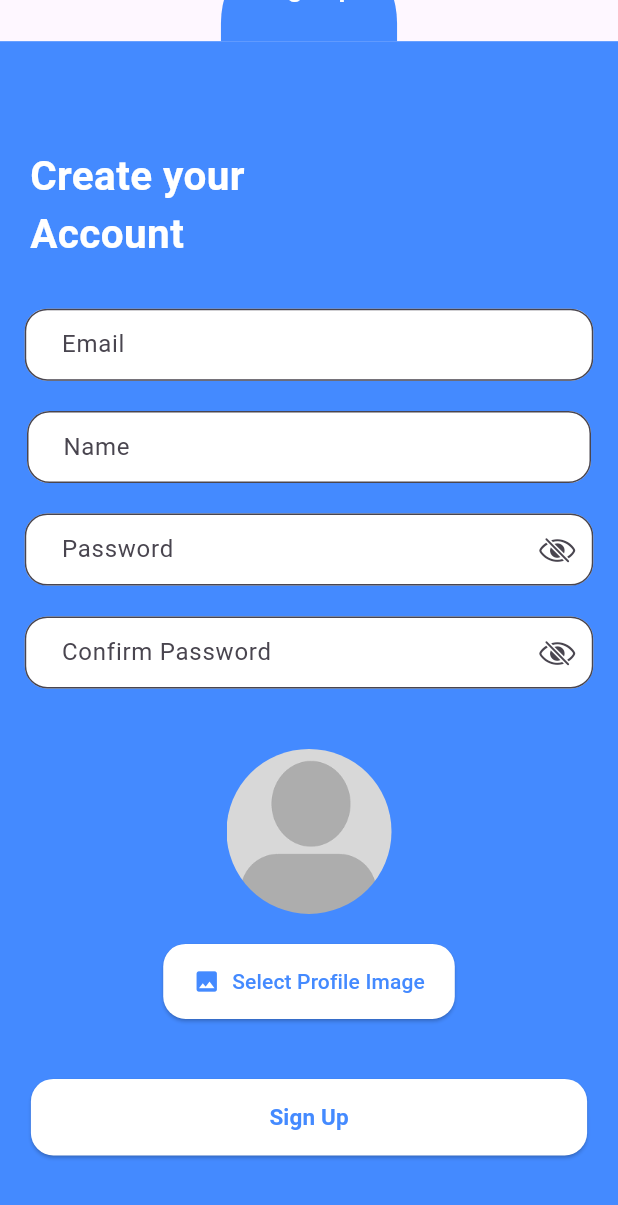
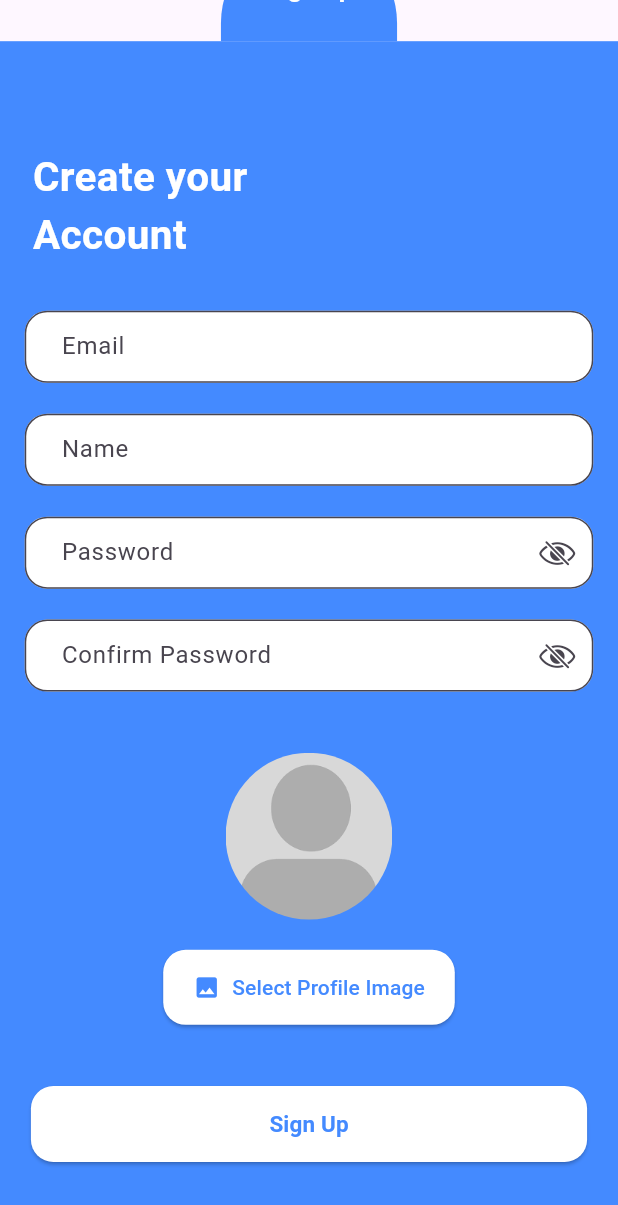
Before and after one commit to L4XB/movissance_movie_discovery, a Flutter app: the screen it shows after launch, scrolled down 576 dp, on a phone screen of 412 x 824 dp. Shown: the top 1205 px of the screen. Run offline on Flutter 3.47's test engine with Material 3 defaults, Android fonts, the phone set to English and light mode, and no system bars; our stand-ins replace auto_size_text, bloc, dio, firebase_auth, firebase_core, firebase_messaging and 8 more; accounts and stored records are empty.

Commit message:
refactoring: made signup screen responsible

```diff
--- a/lib/src/features/auth/presentation/signup/widgets/image_picker_field.dart
+++ b/lib/src/features/auth/presentation/signup/widgets/image_picker_field.dart
@@ -7,8 +7,10 @@ class ImagePickerField extends StatelessWidget {
 
   @override
   Widget build(BuildContext context) {
+    final size = MediaQuery.of(context).size;
     return Padding(
-      padding: const EdgeInsets.symmetric(horizontal: 18, vertical: 10),
+      padding: EdgeInsets.symmetric(
+          horizontal: size.width * 0.04, vertical: size.height * 0.0125),
       child: ElevatedButton.icon(
         onPressed: () async {
           showModalBottomSheet(
--- a/lib/src/features/auth/presentation/signup/widgets/name_text_field.dart
+++ b/lib/src/features/auth/presentation/signup/widgets/name_text_field.dart
@@ -7,8 +7,10 @@ class NameTextField extends StatelessWidget {
 
   @override
   Widget build(BuildContext context) {
+    final size = MediaQuery.of(context).size;
     return Padding(
-      padding: const EdgeInsets.symmetric(horizontal: 18, vertical: 10),
+      padding: EdgeInsets.symmetric(
+          horizontal: size.width * 0.04, vertical: size.height * 0.0125),
       child: TextFormField(
         key: fromKey,
         controller: controller,
@@ -21,7 +23,7 @@ class NameTextField extends StatelessWidget {
           ),
           filled: true,
           fillColor: Colors.white,
-          contentPadding: const EdgeInsets.symmetric(horizontal: 20),
+          contentPadding: EdgeInsets.symmetric(horizontal: size.width * 0.05),
         ),
       ),
     );
--- a/lib/src/features/auth/presentation/signup/widgets/sign_up_creen_content.dart
+++ b/lib/src/features/auth/presentation/signup/widgets/sign_up_creen_content.dart
@@ -8,20 +8,6 @@ import 'package:red_line/src/features/auth/presentation/login/widgets/email_text
 import 'package:red_line/src/features/auth/presentation/login/widgets/password_text_field.dart';
 import 'package:red_line/src/features/auth/presentation/signup/widgets/image_picker_field.dart';
 import 'package:red_line/src/features/auth/presentation/signup/widgets/name_text_field.dart';
-
-class SignupScreen extends StatelessWidget {
-  final AuthRepository authRepository;
-  const SignupScreen({super.key, required this.authRepository});
-
-  @override
-  Widget build(BuildContext context) {
-    return Scaffold(
-        backgroundColor: Colors.blueAccent,
-        body: SignUpCreenContent(
-          authRepository: authRepository,
-        ));
-  }
-}
 
 class SignUpCreenContent extends StatefulWidget {
   final AuthRepository authRepository;
@@ -60,27 +46,28 @@ class _SignUpCreenContentState extends State<SignUpCreenContent> {
   @override
   Widget build(BuildContext context) {
     final size = MediaQuery.of(context).size;
+    final scaler = MediaQuery.of(context).textScaler;
     return Form(
       key: formKey,
       child: Column(
         crossAxisAlignment: CrossAxisAlignment.center,
         children: [
-          const SizedBox(height: 70),
+          SizedBox(height: size.height * 0.086),
           Padding(
-            padding: const EdgeInsets.only(left: 20),
+            padding: EdgeInsets.only(left: size.width * 0.053),
             child: Align(
               alignment: Alignment.centerLeft,
-              child: const Text(
+              child: Text(
                 'Create your\nAccount',
                 textAlign: TextAlign.left,
                 style: TextStyle(
-                    fontSize: 27,
+                    fontSize: scaler.scale(27),
                     fontWeight: FontWeight.bold,
                     color: Colors.white),
               ),
             ),
           ),
-          const SizedBox(height: 20),
+          SizedBox(height: size.height * 0.025),
           EmailTextField(
             controller: _emailController,
             validator: TextfieldValidators.emailValidator,
@@ -103,14 +90,14 @@ class _SignUpCreenContentState extends State<SignUpCreenContent> {
               return TextfieldValidators.passwordValidator(value);
             },
           ),
-          const SizedBox(height: 30),
+          SizedBox(height: size.height * 0.037),
           _selectedImage != null
               ? ClipRRect(
                   borderRadius: BorderRadius.circular(70),
                   child: Image.file(
                     File(_selectedImage!.path),
-                    height: 110,
-                    width: 110,
+                    height: size.height * 0.135,
+                    width: size.height * 0.135,
                     fit: BoxFit.cover,
                   ),
                 )
@@ -118,12 +105,12 @@ class _SignUpCreenContentState extends State<SignUpCreenContent> {
                   borderRadius: BorderRadius.circular(70),
                   child: Image.asset(
                     'assets/images/placeholder.png',
-                    height: 110,
-                    width: 110,
+                    height: size.height * 0.135,
+                    width: size.height * 0.135,
                     fit: BoxFit.cover,
                   ),
                 ),
-          const SizedBox(height: 10),
+          SizedBox(height: size.height * 0.012),
           ImagePickerField(
             onImageSelected: (image) {
               setState(() {
@@ -131,7 +118,7 @@ class _SignUpCreenContentState extends State<SignUpCreenContent> {
               });
             },
           ),
-          const SizedBox(height: 30),
+          SizedBox(height: size.height * 0.037),
           SizedBox(
             width: size.width * 0.9,
             child: ElevatedButton(
@@ -150,11 +137,13 @@ class _SignUpCreenContentState extends State<SignUpCreenContent> {
                 shape: RoundedRectangleBorder(
                   borderRadius: BorderRadius.circular(15),
                 ),
-                padding:
-                    const EdgeInsets.symmetric(horizontal: 50, vertical: 15),
+                padding: EdgeInsets.symmetric(
+                    horizontal: size.width * 0.133,
+                    vertical: size.height * 0.018),
               ),
-              child: const Text('Sign Up',
-                  style: TextStyle(fontSize: 15, fontWeight: FontWeight.bold)),
+              child: Text('Sign Up',
+                  style: TextStyle(
+                      fontSize: scaler.scale(15), fontWeight: FontWeight.bold)),
             ),
           ),
         ],
```
